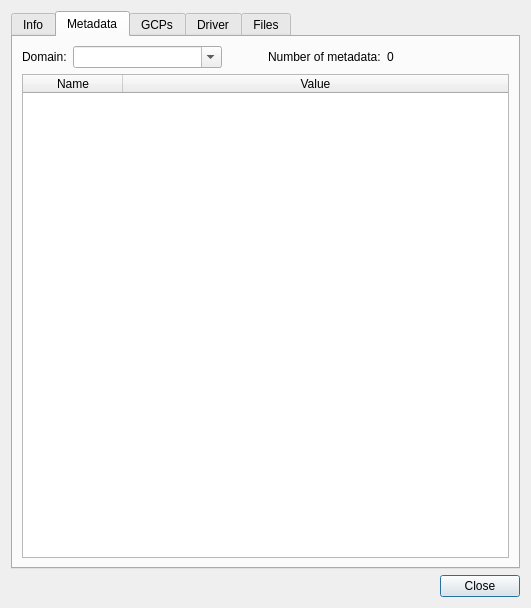
This is gsdview/gdalbackend/ui/datasetdialog.ui in avalentino/gsdview as Qt 5 draws it before an edit. The edited form follows.
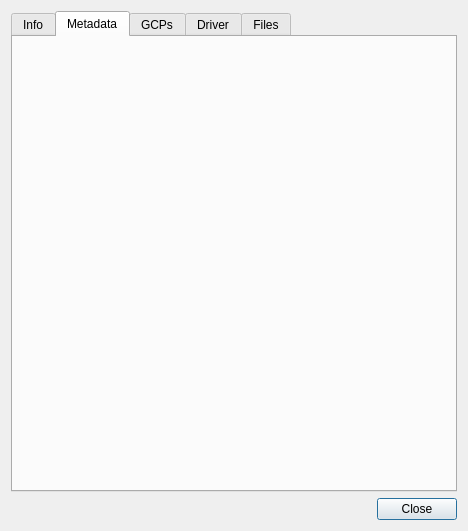
This is the edited form. The open tabs and pages were chosen to show the change.

Commit message: New class for metadata widget: major object dialog updated to use it.

```diff
--- a/gsdview/gdalbackend/ui/datasetdialog.ui
+++ b/gsdview/gdalbackend/ui/datasetdialog.ui
@@ -6,8 +6,8 @@
    <rect>
     <x>0</x>
     <y>0</y>
-    <width>531</width>
-    <height>608</height>
+    <width>468</width>
+    <height>531</height>
    </rect>
   </property>
   <property name="windowTitle">
@@ -579,127 +579,12 @@
        <string>Dataset metadata.</string>
       </attribute>
       <layout class="QVBoxLayout" name="metadataTabVerticalLayout">
-       <item>
-        <layout class="QHBoxLayout" name="metadataHorizontalLayout">
-         <item>
-          <widget class="QLabel" name="domainLabel">
-           <property name="text">
-            <string>Domain:</string>
-           </property>
-          </widget>
-         </item>
-         <item>
-          <widget class="QComboBox" name="domainComboBox">
-           <property name="editable">
-            <bool>true</bool>
-           </property>
-           <item>
-            <property name="text">
-             <string/>
-            </property>
-           </item>
-           <item>
-            <property name="text">
-             <string>SUBDATASETS</string>
-            </property>
-           </item>
-           <item>
-            <property name="text">
-             <string>IMAGE_STRUCTURE</string>
-            </property>
-           </item>
-           <item>
-            <property name="text">
-             <string>RPC</string>
-            </property>
-           </item>
-          </widget>
-         </item>
-         <item>
-          <spacer name="metadataHorizontalSpacer">
-           <property name="orientation">
-            <enum>Qt::Horizontal</enum>
-           </property>
-           <property name="sizeHint" stdset="0">
-            <size>
-             <width>40</width>
-             <height>20</height>
-            </size>
-           </property>
-          </spacer>
-         </item>
-         <item>
-          <widget class="QLabel" name="metadataNumLabel">
-           <property name="sizePolicy">
-            <sizepolicy hsizetype="Minimum" vsizetype="Minimum">
-             <horstretch>0</horstretch>
-             <verstretch>0</verstretch>
-            </sizepolicy>
-           </property>
-           <property name="text">
-            <string>Number of metadata:</string>
-           </property>
-          </widget>
-         </item>
-         <item>
-          <widget class="QLabel" name="metadataNumValue">
-           <property name="sizePolicy">
-            <sizepolicy hsizetype="Preferred" vsizetype="Minimum">
-             <horstretch>1</horstretch>
-             <verstretch>0</verstretch>
-            </sizepolicy>
-           </property>
-           <property name="sizeIncrement">
-            <size>
-             <width>1</width>
-             <height>0</height>
-            </size>
-           </property>
-           <property name="text">
-            <string>0</string>
-           </property>
-           <property name="textInteractionFlags">
-            <set>Qt::LinksAccessibleByMouse|Qt::TextSelectableByKeyboard|Qt::TextSelectableByMouse</set>
-           </property>
-          </widget>
-         </item>
-        </layout>
-       </item>
-       <item>
-        <widget class="QTableWidget" name="metadataTableWidget">
-         <property name="contextMenuPolicy">
-          <enum>Qt::ActionsContextMenu</enum>
-         </property>
-         <property name="editTriggers">
-          <set>QAbstractItemView::NoEditTriggers</set>
-         </property>
-         <property name="horizontalScrollMode">
-          <enum>QAbstractItemView::ScrollPerPixel</enum>
-         </property>
-         <property name="sortingEnabled">
-          <bool>true</bool>
-         </property>
-         <property name="columnCount">
-          <number>2</number>
-         </property>
-         <attribute name="horizontalHeaderStretchLastSection">
-          <bool>true</bool>
-         </attribute>
-         <attribute name="horizontalHeaderStretchLastSection">
-          <bool>true</bool>
-         </attribute>
-         <column>
-          <property name="text">
-           <string>Name</string>
-          </property>
-         </column>
-         <column>
-          <property name="text">
-           <string>Value</string>
-          </property>
-         </column>
-        </widget>
-       </item>
+       <property name="spacing">
+        <number>0</number>
+       </property>
+       <property name="margin">
+        <number>0</number>
+       </property>
       </layout>
      </widget>
      <widget class="QWidget" name="gcpsTab">
```
Left out of the diff: 307 changed lines with no effect on the pictures. Lines whose indentation alone changed are shown as unchanged. The commit also changes 3 other files.
